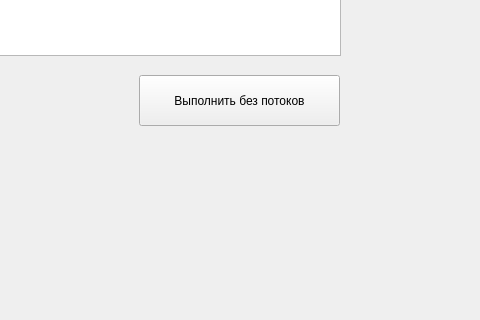
lzlaG/SQLITE_APP, file mainwindow.ui: the form before one commit; both pictures show x 430 to 910 and y 265 to 585 of the 1006 by 845 pixel window.
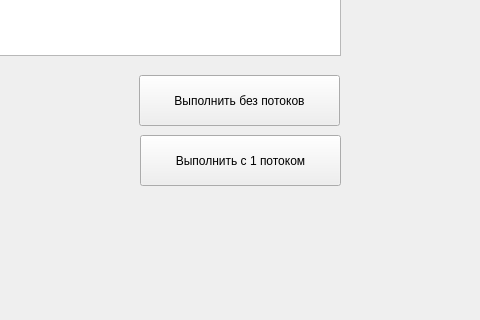
The form after the commit.

Commit message: one thread come back

Diff of the .ui file:
```diff
--- a/mainwindow.ui
+++ b/mainwindow.ui
@@ -86,6 +86,19 @@
      <string>Выполнить без потоков</string>
     </property>
    </widget>
+   <widget class="QPushButton" name="One_Thread_Button">
+    <property name="geometry">
+     <rect>
+      <x>570</x>
+      <y>400</y>
+      <width>201</width>
+      <height>51</height>
+     </rect>
+    </property>
+    <property name="text">
+     <string>Выполнить с 1 потоком</string>
+    </property>
+   </widget>
   </widget>
   <widget class="QMenuBar" name="menubar">
    <property name="geometry">
```
The commit also changes 2 other files.
